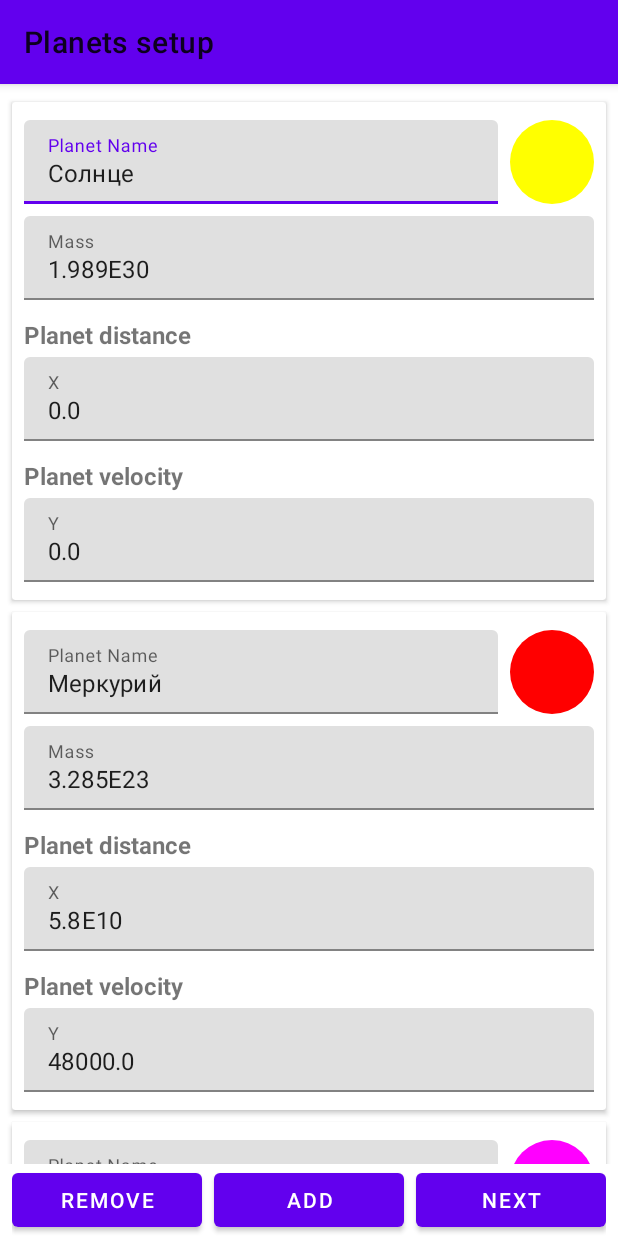
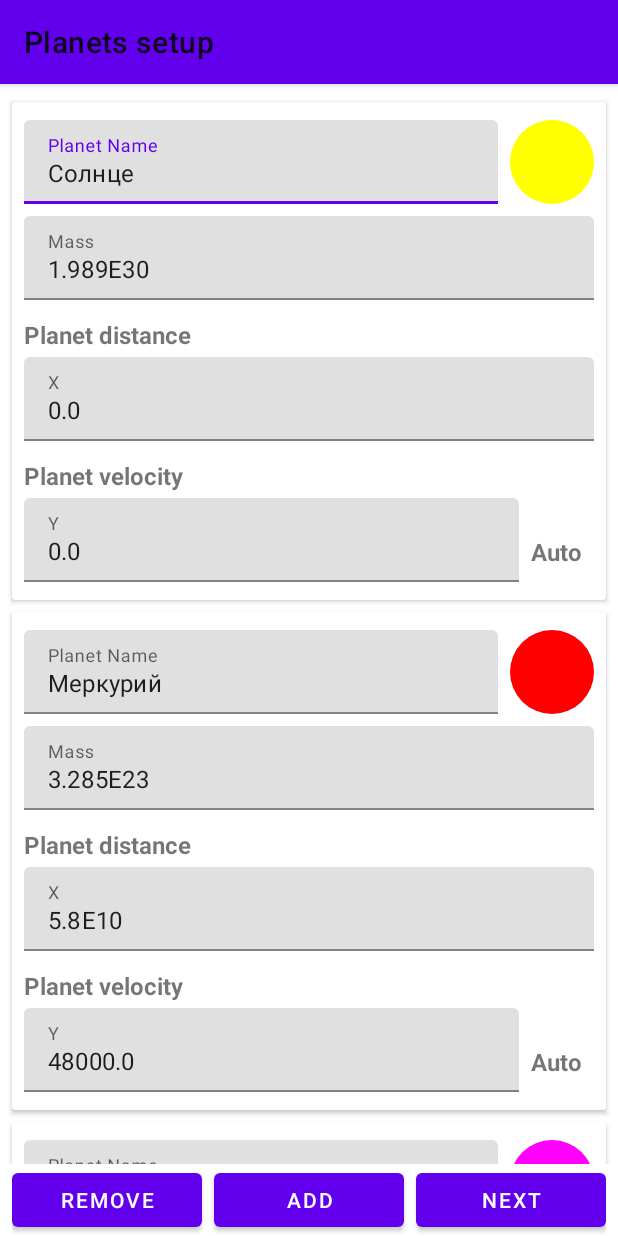
Before and after one commit to DortanMors/math-modelling-android, an Android app: the screen it shows after launch (MainActivity), on a phone screen of 412 x 824 dp. Run offline under Robolectric (Android 15) with nearby library versions, the phone set to English and light mode, and no system bars.

Commit message:
orbitalize velocity

```diff
--- a/app/src/main/java/com/ssau/sunsystem/MainActivity.kt
+++ b/app/src/main/java/com/ssau/sunsystem/MainActivity.kt
@@ -4,7 +4,6 @@ import android.os.Bundle
 import androidx.activity.addCallback
 import androidx.appcompat.app.AppCompatActivity
 import com.ssau.sunsystem.ui.screen.planets.PlanetsSetupFragment
-import com.ssau.sunsystem.ui.screen.prepare.PrepareFragment
 import com.ssau.sunsystem.util.tag
 
 class MainActivity : AppCompatActivity(R.layout.activity_main) {
--- a/app/src/main/java/com/ssau/sunsystem/ui/screen/planets/PlanetsAdapter.kt
+++ b/app/src/main/java/com/ssau/sunsystem/ui/screen/planets/PlanetsAdapter.kt
@@ -9,6 +9,7 @@ import android.widget.ImageView
 import androidx.recyclerview.widget.RecyclerView
 import com.google.android.material.textfield.TextInputEditText
 import com.ssau.sunsystem.R
+import com.ssau.sunsystemlib.util.Vector3d
 
 class PlanetsAdapter(
     planets: List<CustomizedPlanet>,
@@ -17,6 +18,7 @@ class PlanetsAdapter(
 
     private val planets: MutableList<CustomizedPlanet> = mutableListOf()
     private var onColorPickClick: ((position: Int) -> Unit)? = null
+    private var onAutoVelocityCallback: ((position: Int, motherPlanet: CustomizedPlanet, planet: CustomizedPlanet) -> Unit)? = null
 
     init {
         this.planets.addAll(planets)
@@ -24,6 +26,10 @@ class PlanetsAdapter(
 
     fun setOnColorPickClick(onColorPickClick: (position: Int) -> Unit) {
         this.onColorPickClick = onColorPickClick
+    }
+
+    fun setOnAutoVelocityCallback(onAutoVelocityCallback: (position: Int, motherPlanet: CustomizedPlanet, planet: CustomizedPlanet) -> Unit) {
+        this.onAutoVelocityCallback = onAutoVelocityCallback
     }
 
     fun addPlanet(planet: CustomizedPlanet) {
@@ -44,6 +50,14 @@ class PlanetsAdapter(
 
     fun setPlanetColor(position: Int, color: Int) {
         planets[position].color = color
+        onSaveState.invoke(planets)
+        notifyItemChanged(position)
+    }
+
+    fun setPlanetVelocity(position: Int, velocity: Vector3d) {
+        planets[position].velocityX = velocity.x
+        planets[position].velocityY = velocity.y
+        planets[position].velocityZ = velocity.z
         onSaveState.invoke(planets)
         notifyItemChanged(position)
     }
@@ -165,6 +179,9 @@ class PlanetsAdapter(
                 }
                 it.setColorFilter(planets[position].color)
             }
+            itemView.findViewById<View>(R.id.calc_auto_velocity).setOnClickListener {
+                onAutoVelocityCallback?.invoke(position, planets.first(), planets[position])
+            }
         }
 
         inner class EditTextListener(
--- a/app/src/main/java/com/ssau/sunsystem/ui/screen/planets/PlanetsSetupFragment.kt
+++ b/app/src/main/java/com/ssau/sunsystem/ui/screen/planets/PlanetsSetupFragment.kt
@@ -11,6 +11,7 @@ import com.ssau.sunsystem.ui.dialog.showColorPickerDialogAndAwaitResult
 import com.ssau.sunsystem.ui.screen.prepare.PrepareFragment
 import com.ssau.sunsystem.ui.viewmodel.MainViewModel
 import com.ssau.sunsystem.util.tag
+import com.ssau.sunsystemlib.util.Vector3d
 import kotlinx.coroutines.launch
 
 class PlanetsSetupFragment : Fragment(R.layout.fragment_planets) {
@@ -34,6 +35,9 @@ class PlanetsSetupFragment : Fragment(R.layout.fragment_planets) {
                     adapter.setPlanetColor(position, selectedColor)
                 }
             }
+        }
+        adapter.setOnAutoVelocityCallback { position, motherPlanet, planet ->
+            adapter.setPlanetVelocity(position, Vector3d(0.0, viewModel.calculateVelocity(motherPlanet, planet), 0.0))
         }
 
         val planetsRecycler = view.findViewById<RecyclerView>(R.id.rv_planets)
--- a/app/src/main/res/layout/item_planet.xml
+++ b/app/src/main/res/layout/item_planet.xml
@@ -1,9 +1,9 @@
 <?xml version="1.0" encoding="utf-8"?>
-<androidx.cardview.widget.CardView xmlns:android="http://schemas.android.com/apk/res/android"
-    xmlns:tools="http://schemas.android.com/tools"
+<androidx.cardview.widget.CardView
+    xmlns:android="http://schemas.android.com/apk/res/android"
+    xmlns:app="http://schemas.android.com/apk/res-auto"
     android:layout_width="match_parent"
     android:layout_height="wrap_content"
-    xmlns:app="http://schemas.android.com/apk/res-auto"
     android:padding="16dp"
     android:layout_marginVertical="4dp">
 
@@ -188,6 +188,17 @@
 
             </com.google.android.material.textfield.TextInputLayout>
 
+            <com.google.android.material.textview.MaterialTextView
+                android:id="@+id/calc_auto_velocity"
+                android:layout_width="wrap_content"
+                android:layout_height="wrap_content"
+                android:layout_marginTop="8dp"
+                android:layout_gravity="center"
+                android:text="@string/calc_auto"
+                android:textSize="16sp"
+                android:layout_marginHorizontal="8dp"
+                android:textStyle="bold" />
+
         </LinearLayout>
 
     </LinearLayout>
--- a/app/src/main/res/values/strings.xml
+++ b/app/src/main/res/values/strings.xml
@@ -58,4 +58,6 @@
     <string name="show_physics">Show physics</string>
     <string name="show_paths">Show paths</string>
     <string name="show_zoom">Show zoom</string>
+
+    <string name="calc_auto">Auto</string>
 </resources>
--- a/sun-system-lib/src/main/java/com/ssau/sunsystemlib/core/WorkspaceImpl.kt
+++ b/sun-system-lib/src/main/java/com/ssau/sunsystemlib/core/WorkspaceImpl.kt
@@ -28,7 +28,7 @@ class WorkspaceImpl(
      */
     private val _bodiesState: MutableStateFlow<SystemState> =
         MutableStateFlow(
-            SystemState(PlanetSystemImpl(planets.orbitalizeScalar()))
+            SystemState(PlanetSystemImpl(planets))
                 .recalculateState( // для первой итерации предыдущее состояние не учитывается
                     scheme = EulerCramer,
                     deltaTime = timeStep,
```
Also changed, not shown: app/src/main/java/com/ssau/sunsystem/ui/viewmodel/MainViewModel.kt (+10 -0 lines), sun-system-lib/src/main/java/com/ssau/sunsystemlib/util/Physics.kt (+16 -2 lines), 1 other file.
